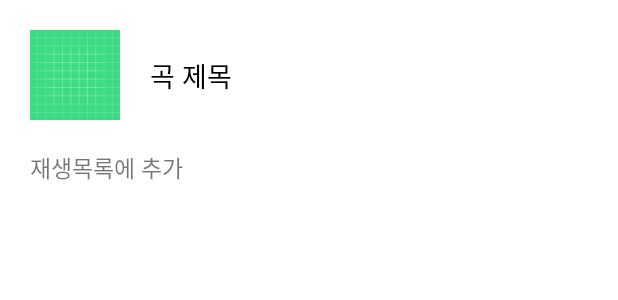
After one commit to HS0204/android_programming_with_sesac, an Android app: the layout layout_bottom_sheet.xml on its own in the app's theme, with its tools: preview values and no code run, on a phone screen of 412 x 824 dp. The commit adds this screen. Shown: the top 300 px of the screen. Run offline under Robolectric (Android 15) with nearby library versions, the light colour scheme and no system bars.

Commit message:
RecyclerView 리스너 추가, 음악 클릭 시 Bottom Sheet

```diff
--- a/secondweek/app/src/main/java/hs/project/secondweek/MainActivity.kt
+++ b/secondweek/app/src/main/java/hs/project/secondweek/MainActivity.kt
@@ -37,7 +37,7 @@ var changeTextArtist = "가수"
 lateinit var changeCover: ByteArray
 
 lateinit var musicListAdapter: MusicListAdapter
-var songe: MusicInfoData? = null
+var selectedMusic: MusicInfoData? = null
 
 var localMusicList = ArrayList<MusicInfoData>()
 var customMusicList = ArrayList<MusicInfoData>()
--- a/secondweek/app/src/main/java/hs/project/secondweek/Service/ServiceData.kt
+++ b/secondweek/app/src/main/java/hs/project/secondweek/Service/ServiceData.kt
@@ -1,13 +1,13 @@
 package hs.project.secondweek.Service
 
 import hs.project.secondweek.mediaPlayer
-import hs.project.secondweek.songe
+import hs.project.secondweek.selectedMusic
 
 class ServiceData {
     companion object {
         fun playSong(songIndex: Int = 0) {
             mediaPlayer!!.reset()
-            mediaPlayer!!.setDataSource(songe!!.path)
+            mediaPlayer!!.setDataSource(selectedMusic!!.path)
             mediaPlayer!!.prepare()
             mediaPlayer!!.start()
         }
--- a/secondweek/app/src/main/res/layout/activity_playermusic.xml
+++ b/secondweek/app/src/main/res/layout/activity_playermusic.xml
@@ -127,7 +127,7 @@
             app:layout_constraintRight_toRightOf="parent"
             app:layout_constraintBottom_toTopOf="@id/music_singer"
             android:text="@string/music_title"
-            android:textSize="25sp"
+            android:textSize="20sp"
             android:textColor="@color/black"
             android:textAlignment="center"/>
 
--- a/secondweek/app/src/main/res/layout/fragment_local_music.xml
+++ b/secondweek/app/src/main/res/layout/fragment_local_music.xml
@@ -4,8 +4,7 @@
     xmlns:tools="http://schemas.android.com/tools"
     android:layout_width="match_parent"
     android:layout_height="match_parent"
-    android:paddingTop="15dp"
-    tools:context=".ListMusicActivity">
+    android:paddingTop="15dp">
 
     <ImageView
         android:id="@+id/list_header_back"
--- /dev/null
+++ b/secondweek/app/src/main/res/layout/layout_bottom_sheet.xml
@@ -0,0 +1,42 @@
+<?xml version="1.0" encoding="utf-8"?>
+<androidx.constraintlayout.widget.ConstraintLayout xmlns:android="http://schemas.android.com/apk/res/android"
+    xmlns:app="http://schemas.android.com/apk/res-auto"
+    xmlns:tools="http://schemas.android.com/tools"
+    android:layout_width="match_parent"
+    android:layout_height="wrap_content"
+    android:paddingVertical="20dp"
+    android:paddingLeft="20dp">
+
+    <ImageView
+        android:id="@+id/album_art"
+        android:layout_width="60dp"
+        android:layout_height="60dp"
+        android:src="@drawable/ic_launcher_background"
+        app:layout_constraintStart_toStartOf="parent"
+        app:layout_constraintTop_toTopOf="parent" />
+
+    <TextView
+        android:id="@+id/title"
+        android:layout_width="250dp"
+        android:layout_height="wrap_content"
+        android:layout_marginLeft="20dp"
+        android:maxLines="2"
+        android:ellipsize="end"
+        android:text="곡 제목"
+        android:textSize="18sp"
+        android:textColor="@color/black"
+        app:layout_constraintTop_toTopOf="@id/album_art"
+        app:layout_constraintBottom_toBottomOf="@id/album_art"
+        app:layout_constraintLeft_toRightOf="@id/album_art"/>
+
+    <TextView
+        android:id="@+id/add_btn"
+        android:layout_width="wrap_content"
+        android:layout_height="wrap_content"
+        android:layout_marginTop="20dp"
+        android:text="재생목록에 추가"
+        android:textSize="15sp"
+        app:layout_constraintTop_toBottomOf="@id/album_art"
+        app:layout_constraintStart_toStartOf="parent"/>
+
+</androidx.constraintlayout.widget.ConstraintLayout>
```
Also changed, not shown: secondweek/app/src/main/java/hs/project/secondweek/Adapter/MusicListAdapter.kt (+1 -17 lines), secondweek/app/src/main/java/hs/project/secondweek/Fragment/LocalMusicFragment.kt (+45 -2 lines), secondweek/app/src/main/java/hs/project/secondweek/RecyclerItemClickListener.kt (added, +39 -0 lines).
